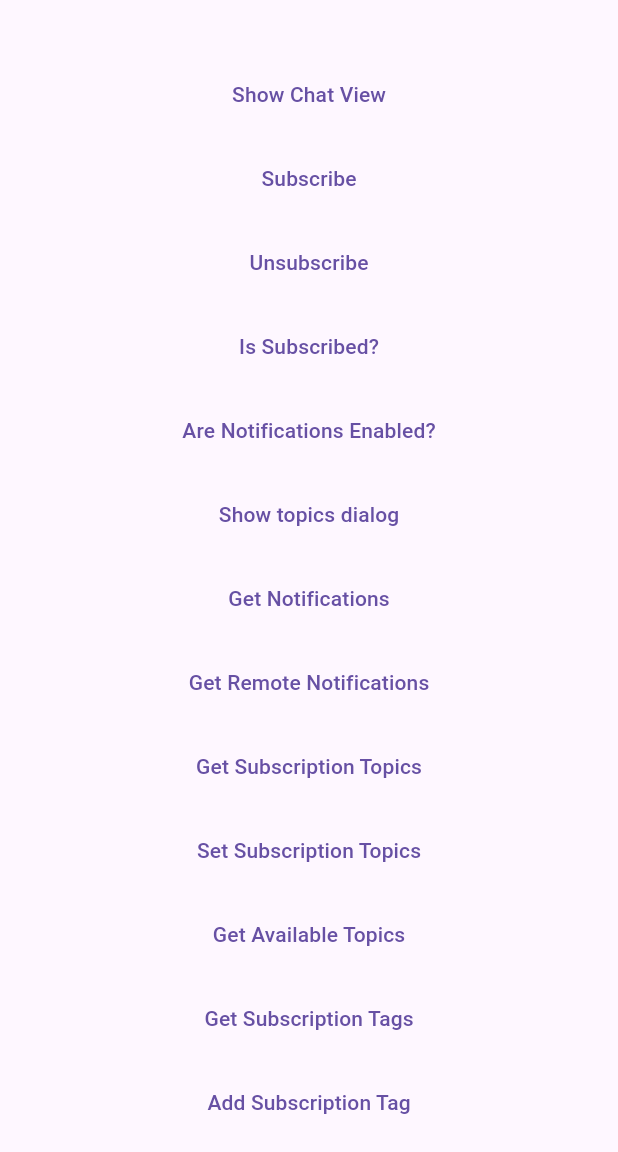
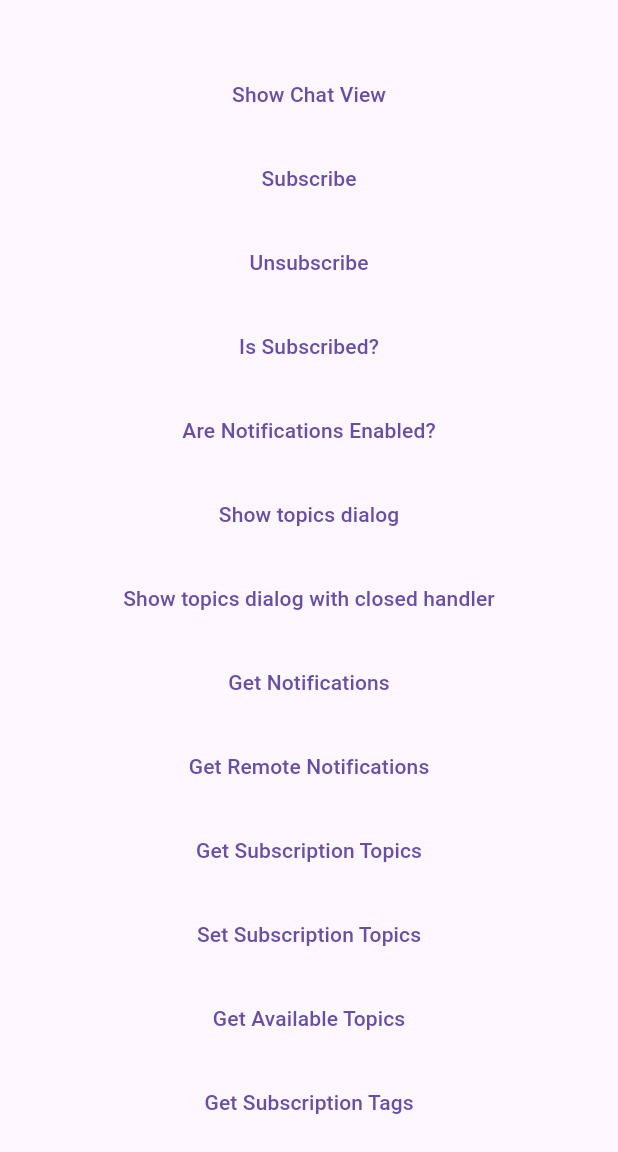
Before and after one commit to cleverpush/cleverpush-flutter-sdk, a Flutter app: the screen it shows after launch, on a phone screen of 412 x 824 dp, the part 84-1236 px from its top. Run offline on Flutter 3.47's test engine with Material 3 defaults, Android fonts, the phone set to English and light mode, and no system bars.

Commit message:
hotfix/CP-9254-improve-flutter-sdk-future-handling-v1
Implemented showTopicsDialogWithClosedHandler for Topics Dialog

```diff
--- a/example/lib/main.dart
+++ b/example/lib/main.dart
@@ -247,6 +247,14 @@ class _MyAppState extends State<MyApp> {
     CleverPush.shared.pullSubscriptionAttributeValue("ATTRIBUTE_KEY","ATTRIBUTE_VALUE");
   }
 
+  void _showTopicsDialogWithClosedHandler() async {
+    CleverPush.shared.showTopicsDialog(() {
+      this.setState(() {
+        _debugLabelString = "TOPICS DIALOG CLOSED";
+      });
+    });
+  }
+
   void _showAppBanner() async {
     CleverPush.shared.showAppBanner("APP_BANNER_ID");
   }
@@ -310,6 +318,10 @@ class _MyAppState extends State<MyApp> {
                     new TableRow(children: [
                       new CleverPushButton(
                           "Show topics dialog", _handleTopicsDialog, true)
+                    ]),
+                    new TableRow(children: [
+                      new CleverPushButton(
+                          "Show topics dialog with closed handler", _showTopicsDialogWithClosedHandler, true)
                     ]),
                     new TableRow(children: [
                       new CleverPushButton(
```
Also changed, not shown: lib/cleverpush_flutter.dart (+8 -2 lines), 2 other files.
